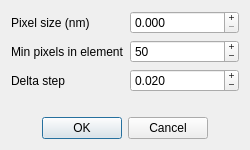
Qt form thresholdanalysisconfig.ui (PeeKayChonkster/QtNanotubeAnalysis) before a commit.
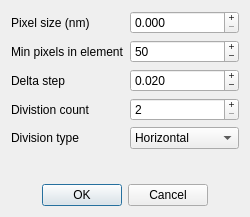
The same form after that commit.

```diff
--- a/thresholdanalysisconfig.ui
+++ b/thresholdanalysisconfig.ui
@@ -7,7 +7,7 @@
     <x>0</x>
     <y>0</y>
     <width>250</width>
-    <height>150</height>
+    <height>217</height>
    </rect>
   </property>
   <property name="windowTitle">
@@ -82,6 +82,47 @@
        </property>
       </widget>
      </item>
+     <item row="3" column="0">
+      <widget class="QLabel" name="divisionCountLabel">
+       <property name="text">
+        <string>Divistion count</string>
+       </property>
+      </widget>
+     </item>
+     <item row="3" column="1">
+      <widget class="QSpinBox" name="divisionCountInput">
+       <property name="buttonSymbols">
+        <enum>QAbstractSpinBox::PlusMinus</enum>
+       </property>
+       <property name="minimum">
+        <number>2</number>
+       </property>
+      </widget>
+     </item>
+     <item row="4" column="0">
+      <widget class="QLabel" name="divisionTypeLabel">
+       <property name="text">
+        <string>Division type</string>
+       </property>
+      </widget>
+     </item>
+     <item row="4" column="1">
+      <widget class="QComboBox" name="divisionTypeCombobox">
+       <property name="currentIndex">
+        <number>0</number>
+       </property>
+       <item>
+        <property name="text">
+         <string>Horizontal</string>
+        </property>
+       </item>
+       <item>
+        <property name="text">
+         <string>Vertical</string>
+        </property>
+       </item>
+      </widget>
+     </item>
     </layout>
    </item>
    <item>
```
